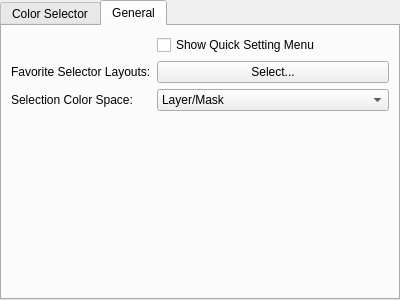
Old version of the form plugins/dockers/widegamutcolorselector/WdgWGSelectorSettings.ui in the repository KDE/krita.
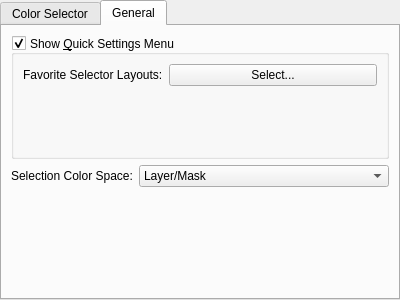
New version of the form. The open tabs and pages were chosen to show the change. Custom widgets are drawn as their Qt base class.

Commit message: Make Wide Gamut Selector's "Quick Settings" menu optional

```diff
--- a/plugins/dockers/widegamutcolorselector/WdgWGSelectorSettings.ui
+++ b/plugins/dockers/widegamutcolorselector/WdgWGSelectorSettings.ui
@@ -102,22 +102,49 @@
       <attribute name="title">
        <string>General</string>
       </attribute>
+      <layout class="QVBoxLayout" name="verticalLayout_2">
+       <item>
+        <widget class="QGroupBox" name="grpQuickSettingsMenu">
+         <property name="title">
+          <string>Show &amp;Quick Settings Menu</string>
+         </property>
+         <property name="alignment">
+          <set>Qt::AlignLeading|Qt::AlignLeft|Qt::AlignVCenter</set>
+         </property>
+         <property name="flat">
+          <bool>false</bool>
+         </property>
+         <property name="checkable">
+          <bool>true</bool>
+         </property>
+         <layout class="QFormLayout" name="formLayout_4">
+          <item row="0" column="0">
+           <widget class="QLabel" name="label_3">
+            <property name="text">
+             <string>Favorite Selector Layouts:</string>
+            </property>
+           </widget>
+          </item>
+          <item row="0" column="1">
+           <widget class="KisPopupButton" name="btnFavoriteSelectors">
+            <property name="text">
+             <string>Select...</string>
+            </property>
+           </widget>
+          </item>
+         </layout>
+        </widget>
+       </item>
+       <item>
       <layout class="QFormLayout" name="formLayout_2">
-       <item row="0" column="1">
-        <widget class="QCheckBox" name="chkShowQuickMenu">
-         <property name="text">
-          <string>Show Quick Setting Menu</string>
-         </property>
-        </widget>
-       </item>
-       <item row="3" column="0">
+         <item row="0" column="0">
         <widget class="QLabel" name="label_2">
          <property name="text">
           <string>Selection Color Space:</string>
          </property>
         </widget>
        </item>
-       <item row="3" column="1">
+         <item row="0" column="1">
         <widget class="QComboBox" name="cmbSelectionColorSpace">
          <item>
           <property name="text">
@@ -136,19 +163,7 @@
          </item>
         </widget>
        </item>
-       <item row="1" column="1">
-        <widget class="KisPopupButton" name="btnFavoriteSelectors">
-         <property name="text">
-          <string>Select...</string>
-         </property>
-        </widget>
-       </item>
-       <item row="1" column="0">
-        <widget class="QLabel" name="label_3">
-         <property name="text">
-          <string>Favorite Selector Layouts:</string>
-         </property>
-        </widget>
+        </layout>
        </item>
       </layout>
      </widget>
```
Lines whose indentation alone changed are shown as unchanged. The commit also changes 5 other files.
